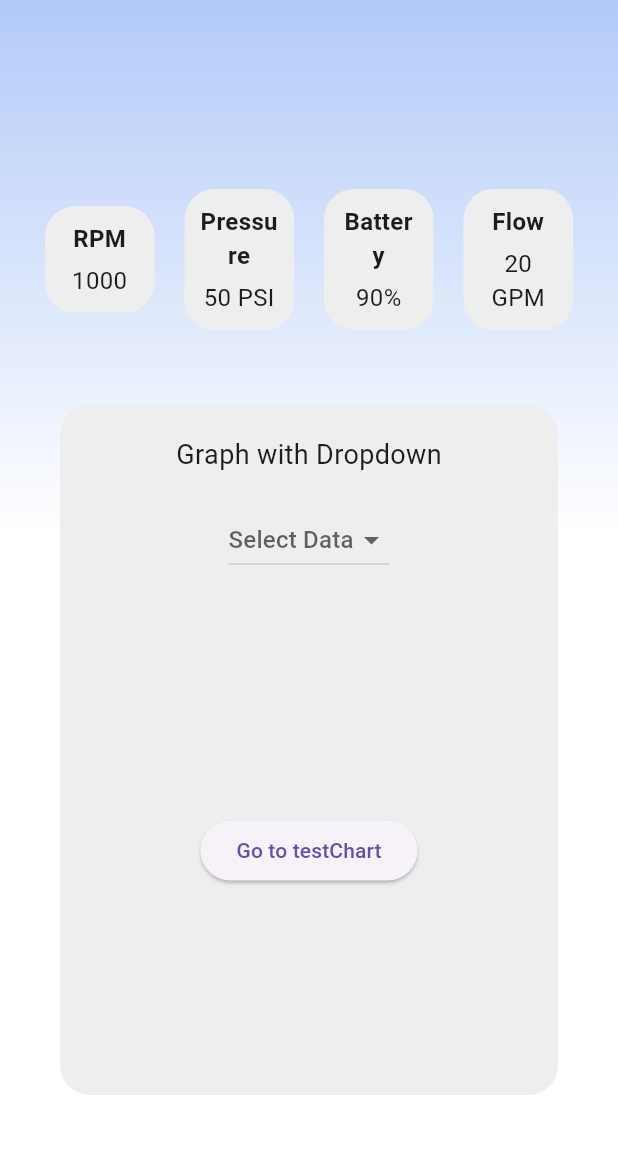
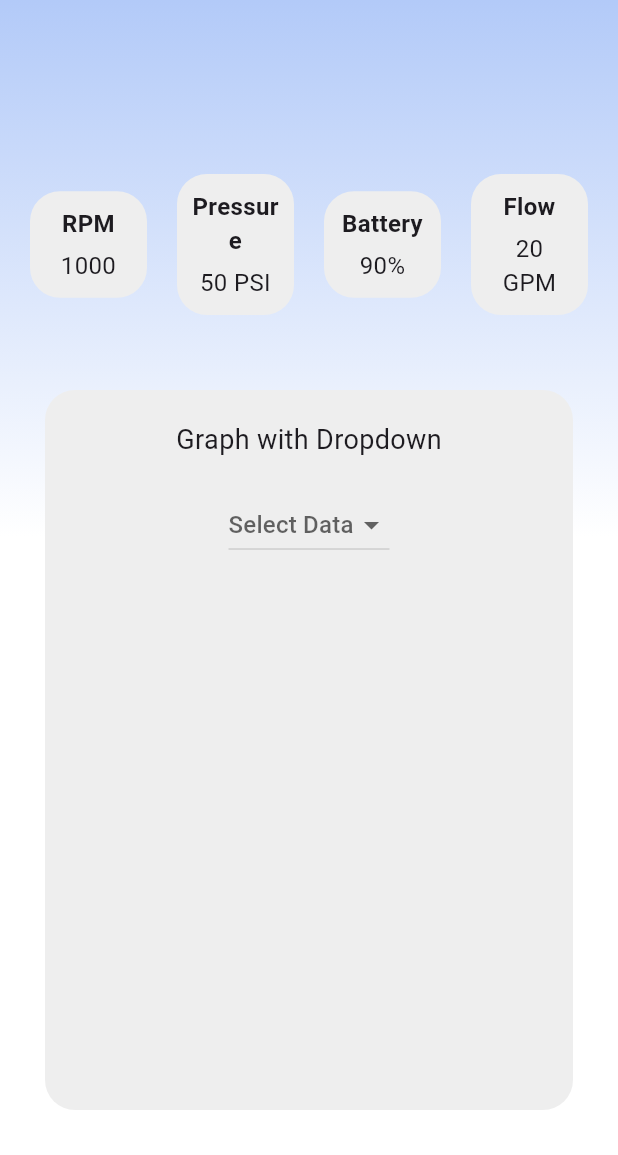
Before and after one commit to Affinity-App/Affinity-App, a Flutter app: the HomePage screen opened directly, on a phone screen of 412 x 824 dp, the part 81-1236 px from its top. Run offline on Flutter 3.47's test engine with Material 3 defaults, Android fonts, the phone set to English and light mode, and no system bars; our stand-ins replace fl_chart.

Commit message:
Unlinked testChart from HomePage and edited gradient of test chart

```diff
--- a/CardiacEngineering-App/lib/pages/BackgroundGradientContainer.dart
+++ b/CardiacEngineering-App/lib/pages/BackgroundGradientContainer.dart
@@ -8,7 +8,7 @@ class BackgroundGradientContainer extends StatelessWidget {
   const BackgroundGradientContainer({
     Key? key,
     required this.child,
-    this.padding = const EdgeInsets.all(20.0),
+    this.padding = const EdgeInsets.all(10.0),
     this.gradientColor = const Color(0xFFA7C2F7),
   }) : super(key: key);
 
--- a/CardiacEngineering-App/lib/pages/homePage.dart
+++ b/CardiacEngineering-App/lib/pages/homePage.dart
@@ -95,18 +95,18 @@ class HomePage extends StatelessWidget {
                     SizedBox(height: 20.0),
                     // Graph placeholder
                     Expanded(
-                      child: Center(
-                        child: ElevatedButton(
-                          onPressed: () {
-                            Navigator.push(
-                              context,
-                              MaterialPageRoute(
-                                builder: (context) => testChart()
-                                ),
-                            );
-                          },
-                          child: Text('Go to testChart'),
-                        ),
+                      child: Center( // uncomment for test chart link
+                        // child: ElevatedButton(
+                        //   onPressed: () {
+                        //     Navigator.push(
+                        //       context,
+                        //       MaterialPageRoute(
+                        //         builder: (context) => testChart()
+                        //         ),
+                        //     );
+                        //   },
+                        //   child: Text('Go to testChart'),
+                        // ),
                       ),
                     ),
                   ],
```
Also changed, not shown: CardiacEngineering-App/lib/pages/testChart.dart (+10 -8 lines).
